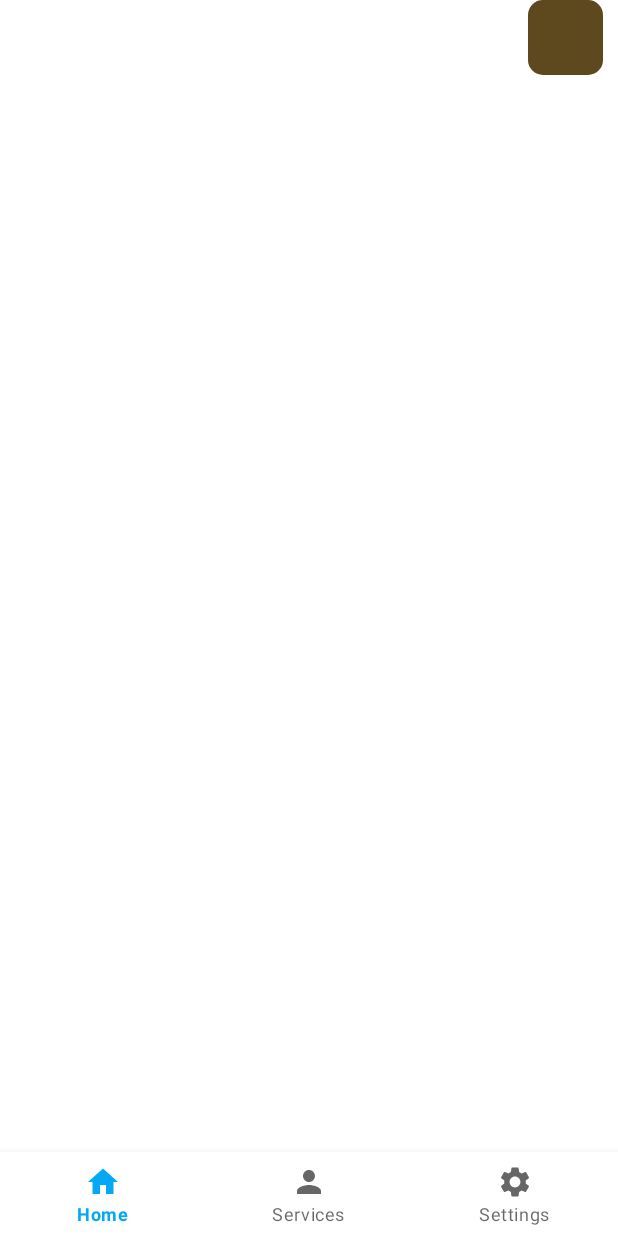
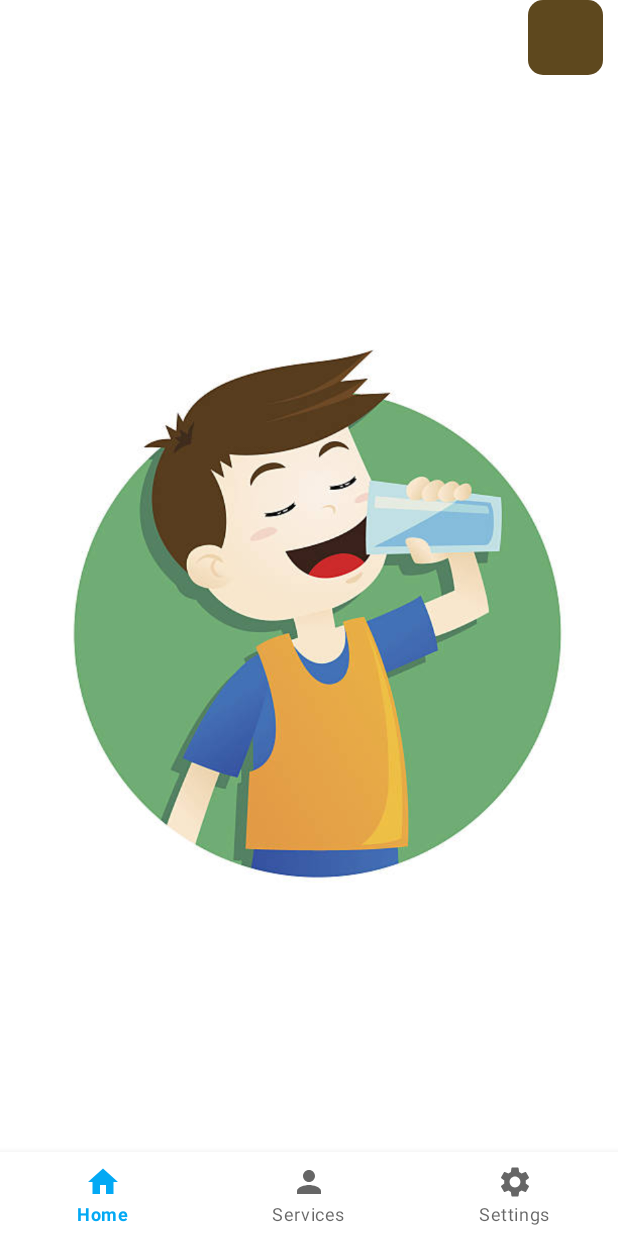
Before and after one commit to AbdulManan777/SMD_Project_Water_App, an Android app: the layout activity_3.xml on its own in the app's theme, with its tools: preview values and no code run, on a phone screen of 412 x 824 dp. Run offline under Robolectric (Android 15) with nearby library versions, the phone set to English and light mode, and no system bars; Roboto replaces fonts that are not available here.

Commit message:
Activity 3 Commit

```diff
--- a/app/src/main/res/layout/activity_3.xml
+++ b/app/src/main/res/layout/activity_3.xml
@@ -29,7 +29,12 @@
                 />
 
 
-
+    <ImageView
+        android:id="@+id/persondrinkingwater"
+        android:layout_width="wrap_content"
+        android:layout_height="wrap_content"
+        android:layout_centerInParent="true"
+        android:src="@drawable/person_drinking_water" />
 
 
 
```
Also changed, not shown: app/src/main/res/drawable-v24/person_drinking_water.jpg (added).
